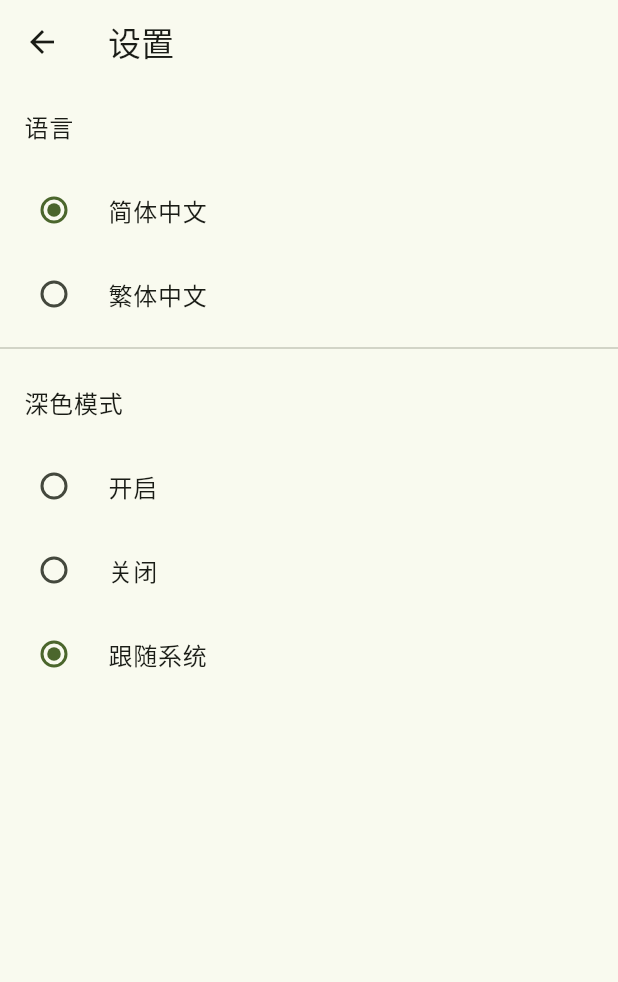
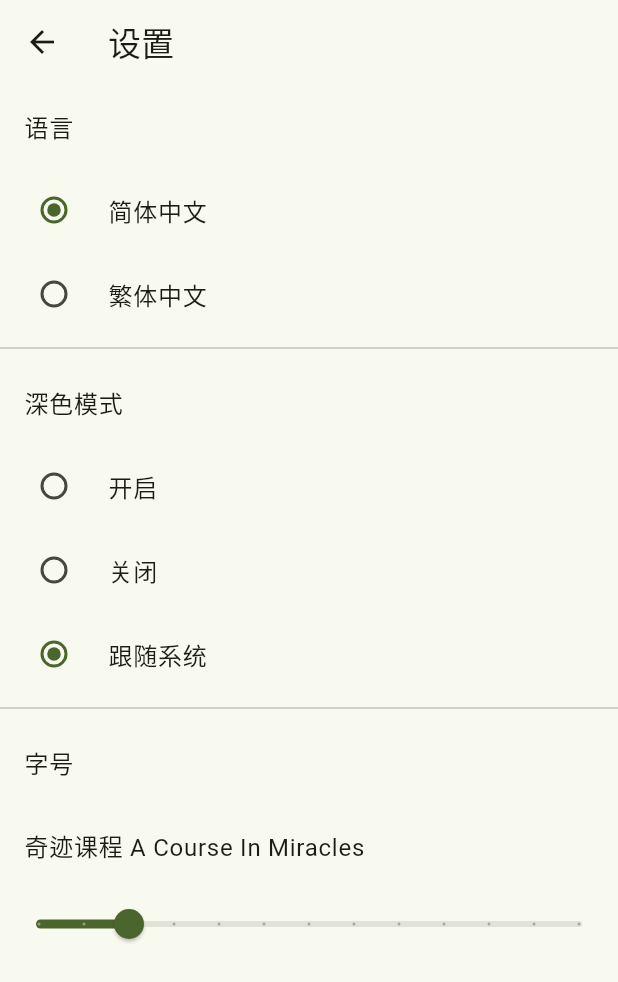
Before and after one commit to zmhawk/acim-helper, a Flutter app: the SettingPage screen opened directly, on a phone screen of 412 x 824 dp. Shown: the top 982 px of the screen. Run offline on Flutter 3.47's test engine with Material 2 defaults, Android fonts, the phone set to English and light mode, and no system bars; our stand-ins replace flutter_hooks, shared_preferences; accounts and stored records are empty; statements that could not run were skipped.

Commit message:
feat: 字号设置

```diff
--- a/lib/configuration.dart
+++ b/lib/configuration.dart
@@ -28,12 +28,12 @@ class Config {
     await save();
   }
 
-  int get fontSize {
-    return config['fontSize']!;
+  double get fontSize {
+    return config['fontSize']!.toDouble();
   }
 
-  setFontSize(int value) async {
-    config['fontSize'] = value;
+  setFontSize(double value) async {
+    config['fontSize'] = value.toInt();
     await save();
   }
 
--- a/lib/pages/settings/settings.dart
+++ b/lib/pages/settings/settings.dart
@@ -25,8 +25,15 @@ class _SettingPageState extends State<SettingPage> {
     setState(() {});
   }
 
+  void handleChangeFontSize(fontSize) async {
+    await config.setFontSize(fontSize);
+    setState(() {});
+  }
+
   @override
   Widget build(BuildContext context) {
+    final fontSize = useState(config.fontSize);
+
     return Scaffold(
         appBar: AppBar(
           title: const Text('设置'),
@@ -73,6 +80,28 @@ class _SettingPageState extends State<SettingPage> {
               onChanged: handleChangeTheme,
               title: const Text('跟随系统'),
             ),
+            const Divider(),
+            const ListTile(
+              title: Text('字号'),
+            ),
+            ListTile(
+              title: Text(
+                '奇迹课程 A Course In Miracles',
+                style: TextStyle(fontSize: fontSize.value),
+              ),
+            ),
+            Slider(
+              value: fontSize.value,
+              onChanged: (value) {
+                fontSize.value = value;
+              },
+              onChangeEnd: (value) {
+                handleChangeFontSize(value);
+              },
+              min: 12,
+              max: 36,
+              divisions: 12,
+            ),
           ],
         ));
   }
--- a/lib/pages/text.dart
+++ b/lib/pages/text.dart
@@ -1,3 +1,4 @@
+import 'package:acim_helper/configuration.dart';
 import 'package:flutter/material.dart';
 
 class TextView extends StatelessWidget {
@@ -18,7 +19,7 @@ class TextView extends StatelessWidget {
               text,
               style: TextStyle(
                   color: theme.colorScheme.onSurface,
-                  fontSize: 18,
+                  fontSize: Config().fontSize.toDouble(),
                   fontWeight: FontWeight.normal,
                   decoration: TextDecoration.none,
                   height: 1.8),
```
